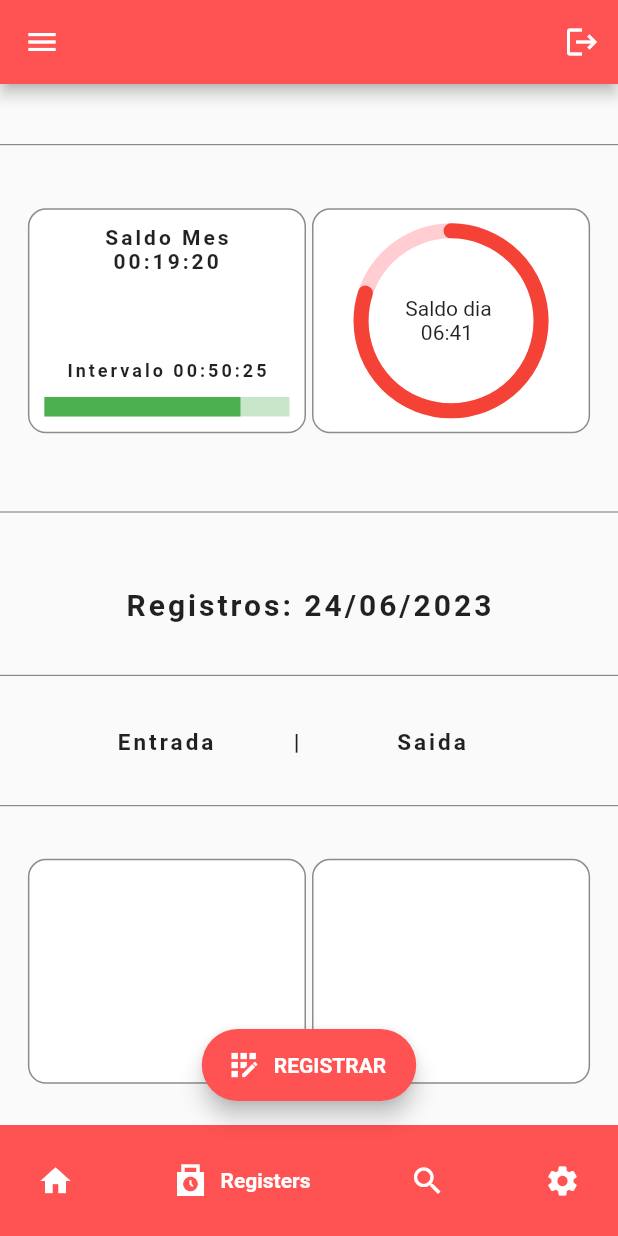
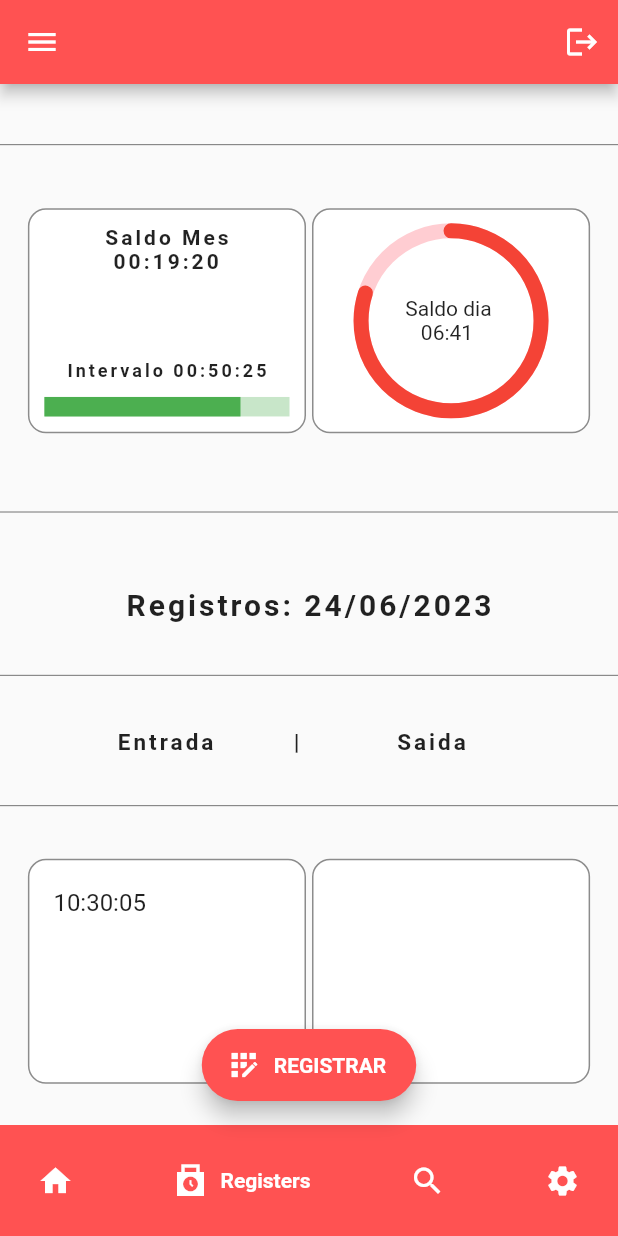
Before and after one commit to AndersonBenjamin/relogio_ponto, a Flutter app: the screen it shows once a user with an empty profile is signed in, item 2 of the bottom bar chosen, after a tap on "REGISTRAR", on a phone screen of 412 x 824 dp. Run offline on Flutter 3.47's test engine with Material 2 defaults, Android fonts, the phone set to English and light mode, and no system bars; drawn by our look-alikes of google_nav_bar, percent_indicator; our stand-ins replace cloud_firestore, firebase_auth, firebase_core, google_sign_in; accounts and stored records are empty.

Commit message:
Estah reativo

```diff
--- a/lib/db/registers_db.dart
+++ b/lib/db/registers_db.dart
@@ -42,6 +42,7 @@ class DataBase {
                   element.data() as Map<String, dynamic>;
               Register regs = Register(
                 horario: data['horario'].toString().substring(11),
+                fullDate: data['horario'].toString(),
                 userId: data['id_user'].toString(),
                 email: data['e_mail'].toString(),
                 tipo: data['tipo'].toString(),
--- a/lib/models/register.dart
+++ b/lib/models/register.dart
@@ -6,13 +6,14 @@ class Register {
   String userId;
   String email;
   String tipo;
+  String fullDate;
 
-  Register({
-    required this.horario,
-    required this.userId,
-    required this.email,
-    required this.tipo,
-  });
+  Register(
+      {required this.horario,
+      required this.userId,
+      required this.email,
+      required this.tipo,
+      required this.fullDate});
 }
 
 class RegisterProvider extends ChangeNotifier {
--- a/lib/pages/home_page.dart
+++ b/lib/pages/home_page.dart
@@ -17,12 +17,6 @@ class HomePage extends StatelessWidget {
   List<Register> _register = [];
 
   late RegisterProvider instanceRegisterProvider = new RegisterProvider();
-
-  Register regiTeste = new Register(
-      horario: '09:00:00',
-      userId: '12345',
-      email: 'anderson.targino@teste.com',
-      tipo: 'Entrada');
 
   @override
   Widget build(BuildContext context) {
@@ -207,6 +201,7 @@ class HomePage extends StatelessWidget {
       floatingActionButton: FloatingActionButton.extended(
         onPressed: () {
           db.chekIn(1, user.uid.toString(), user.email.toString(), 'Entrada');
+          db.getCheck(user.uid.toString(), context);
         },
         backgroundColor: Colors.redAccent,
         icon: Icon(Icons.app_registration),
```
